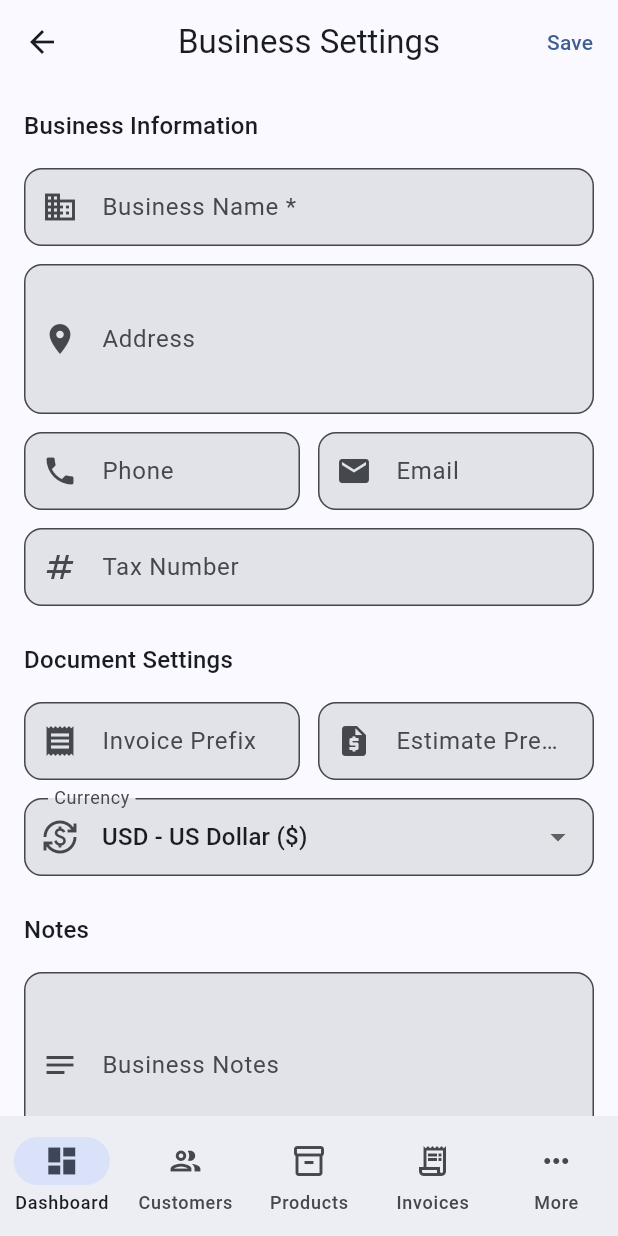
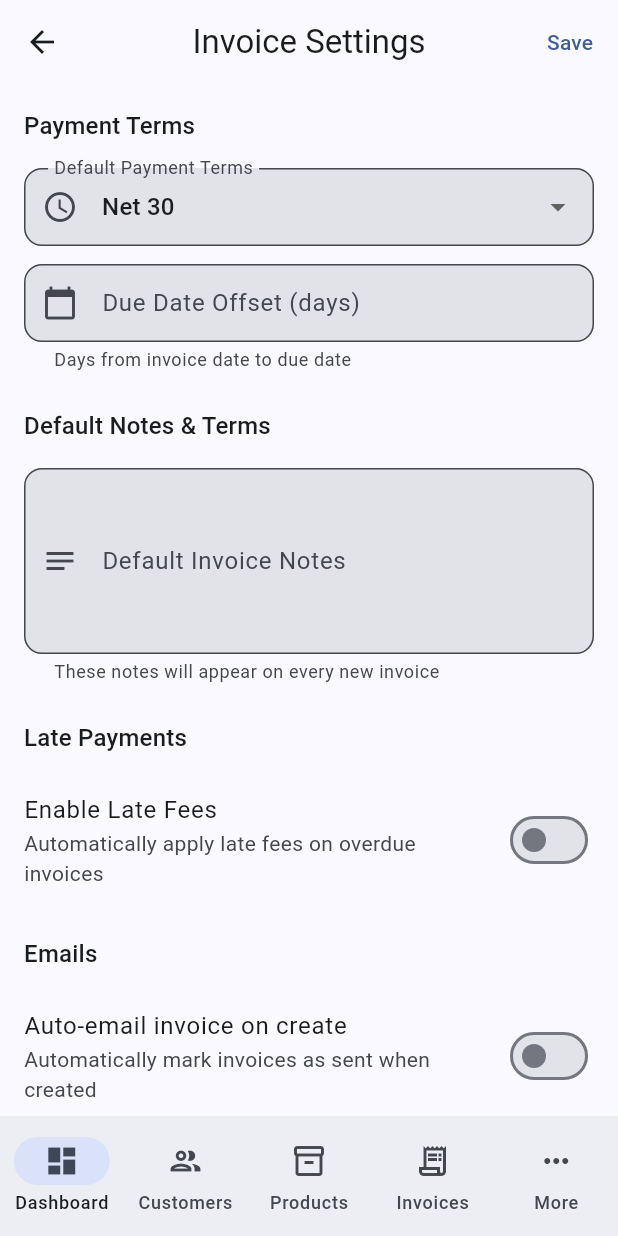
Before and after one commit to aimadnesscreation-lab/flutter-invoice, a Flutter app: the SettingsPage screen opened by its route, after a tap on "Invoice Settings", on a phone screen of 412 x 824 dp. Run offline on Flutter 3.47's test engine with Material 3 defaults, Android fonts, the phone set to English and light mode, and no system bars; our stand-ins replace drift, file_picker, fl_chart, flutter_riverpod, flutter_secure_storage, get_it and 5 more; missing offline and left inert: mobile_scanner, sqlcipher_flutter_libs, sqlite3; accounts and stored records are empty; generated files the repository leaves out were written again; statements that could not run were skipped.

Commit message:
Add Invoice Settings page with dedicated route, fix settings navigation bug (was pointing to /settings/business)

```diff
--- a/lib/core/di/providers.dart
+++ b/lib/core/di/providers.dart
@@ -19,6 +19,7 @@ import 'package:invoice_pro/domain/repositories/supplier_repository.dart';
 import 'package:invoice_pro/domain/repositories/tax_rate_repository.dart';
 import 'package:invoice_pro/domain/repositories/currency_repository.dart';
 import 'package:invoice_pro/domain/repositories/credit_note_repository.dart';
+import 'package:invoice_pro/domain/repositories/settings_repository.dart';
 import 'package:invoice_pro/services/security_service.dart';
 
 // Repository providers
@@ -33,6 +34,7 @@ final supplierRepositoryProvider = Provider<SupplierRepository>((ref) => sl());
 final taxRateRepositoryProvider = Provider<TaxRateRepository>((ref) => sl());
 final currencyRepositoryProvider = Provider<CurrencyRepository>((ref) => sl());
 final creditNoteRepositoryProvider = Provider<CreditNoteRepository>((ref) => sl());
+final settingsRepositoryProvider = Provider<SettingsRepository>((ref) => sl());
 
 // Service providers
 final securityServiceProvider = Provider<SecurityService>((ref) => sl());
--- a/lib/core/router/app_router.dart
+++ b/lib/core/router/app_router.dart
@@ -19,6 +19,7 @@ import 'package:invoice_pro/presentation/pages/settings/business_settings_page.d
 import 'package:invoice_pro/presentation/pages/settings/security_settings_page.dart';
 import 'package:invoice_pro/presentation/pages/settings/tax_rates_page.dart';
 import 'package:invoice_pro/presentation/pages/settings/currencies_page.dart';
+import 'package:invoice_pro/presentation/pages/settings/invoice_settings_page.dart';
 import 'package:invoice_pro/presentation/pages/search/search_page.dart';
 import 'package:invoice_pro/presentation/pages/backup/backup_page.dart';
 import 'package:invoice_pro/presentation/pages/credit_notes/credit_notes_page.dart';
@@ -163,6 +164,11 @@ final appRouter = GoRouter(
               name: 'settingsCurrencies',
               builder: (context, state) => const CurrenciesPage(),
             ),
+            GoRoute(
+              path: 'invoices',
+              name: 'settingsInvoices',
+              builder: (context, state) => const InvoiceSettingsPage(),
+            ),
           ],
         ),
         GoRoute(
--- /dev/null
+++ b/lib/presentation/pages/settings/invoice_settings_page.dart
@@ -0,0 +1,247 @@
+import 'package:flutter/material.dart';
+import 'package:flutter_riverpod/flutter_riverpod.dart';
+import 'package:invoice_pro/core/di/providers.dart';
+
+class InvoiceSettingsPage extends ConsumerStatefulWidget {
+  const InvoiceSettingsPage({super.key});
+
+  @override
+  ConsumerState<InvoiceSettingsPage> createState() => _InvoiceSettingsPageState();
+}
+
+class _InvoiceSettingsPageState extends ConsumerState<InvoiceSettingsPage> {
+  final _termsController = TextEditingController();
+  final _dueDateController = TextEditingController();
+  final _lateFeeController = TextEditingController();
+  final _reminderController = TextEditingController();
+  bool _isLoading = true;
+  bool _isSaving = false;
+
+  // Settings keys
+  static const String _keyPaymentTerms = 'invoice_payment_terms';
+  static const String _keyDueDateOffset = 'invoice_due_date_offset';
+  static const String _keyDefaultNotes = 'invoice_default_notes';
+  static const String _keyLateFeePercent = 'invoice_late_fee_percent';
+  static const String _keyReminderDays = 'invoice_reminder_days';
+  static const String _keyAutoEmail = 'invoice_auto_email';
+
+  String _selectedPaymentTerms = 'net_30';
+  int _dueDateOffset = 30;
+  bool _autoEmailOnCreate = false;
+  bool _enableLateFees = false;
+  final List<Map<String, String>> _paymentTermsOptions = [
+    {'value': 'due_on_receipt', 'label': 'Due on Receipt'},
+    {'value': 'net_15', 'label': 'Net 15'},
+    {'value': 'net_30', 'label': 'Net 30'},
+    {'value': 'net_45', 'label': 'Net 45'},
+    {'value': 'net_60', 'label': 'Net 60'},
+    {'value': 'net_90', 'label': 'Net 90'},
+  ];
+
+  @override
+  void initState() {
+    super.initState();
+    _loadSettings();
+  }
+
+  Future<void> _loadSettings() async {
+    final repo = ref.read(settingsRepositoryProvider);
+    try {
+      final paymentTerms = await repo.getSetting(_keyPaymentTerms) ?? 'net_30';
+      final dueDateOffset = await repo.getSetting(_keyDueDateOffset) ?? '30';
+      final defaultNotes = await repo.getSetting(_keyDefaultNotes) ?? '';
+      final lateFeePercent = await repo.getSetting(_keyLateFeePercent) ?? '0';
+      final reminderDays = await repo.getSetting(_keyReminderDays) ?? '3';
+      final autoEmail = await repo.getSetting(_keyAutoEmail) ?? 'false';
+
+      setState(() {
+        _selectedPaymentTerms = paymentTerms;
+        _dueDateOffset = int.tryParse(dueDateOffset) ?? 30;
+        _dueDateController.text = _dueDateOffset.toString();
+        _termsController.text = defaultNotes;
+        _lateFeeController.text = lateFeePercent;
+        _reminderController.text = reminderDays;
+        _autoEmailOnCreate = autoEmail == 'true';
+        _enableLateFees = lateFeePercent != '0' && lateFeePercent.isNotEmpty;
+        _isLoading = false;
+      });
+    } catch (_) {
+      setState(() => _isLoading = false);
+    }
+  }
+
+  @override
+  void dispose() {
+    _termsController.dispose();
+    _dueDateController.dispose();
+    _lateFeeController.dispose();
+    _reminderController.dispose();
+    super.dispose();
+  }
+
+  @override
+  Widget build(BuildContext context) {
+    if (_isLoading) {
+      return const Scaffold(body: Center(child: CircularProgressIndicator()));
+    }
+
+    return Scaffold(
+      appBar: AppBar(
+        title: const Text('Invoice Settings'),
+        actions: [
+          TextButton(
+            onPressed: _isSaving ? null : _saveSettings,
+            child: const Text('Save'),
+          ),
+        ],
+      ),
+      body: SingleChildScrollView(
+        padding: const EdgeInsets.all(16),
+        child: Column(
+          crossAxisAlignment: CrossAxisAlignment.start,
+          children: [
+            Text('Payment Terms', style: Theme.of(context).textTheme.titleMedium),
+            const SizedBox(height: 16),
+            DropdownButtonFormField<String>(
+              // ignore: deprecated_member_use - value: needed for dynamic updates after load
+              value: _selectedPaymentTerms,
+              decoration: const InputDecoration(
+                labelText: 'Default Payment Terms',
+                prefixIcon: Icon(Icons.schedule),
+              ),
+              items: _paymentTermsOptions
+                  .map((opt) => DropdownMenuItem(
+                        value: opt['value'],
+                        child: Text(opt['label']!),
+                      ))
+                  .toList(          ),
+              onChanged: (v) {
+                if (v != null) {
+                  int newOffset;
+                  if (v == 'due_on_receipt') {
+                    newOffset = 0;
+                  } else if (v == 'net_15') {
+                    newOffset = 15;
+                  } else if (v == 'net_45') {
+                    newOffset = 45;
+                  } else if (v == 'net_60') {
+                    newOffset = 60;
+                  } else if (v == 'net_90') {
+                    newOffset = 90;
+                  } else {
+                    newOffset = 30;
+                  }
+                  setState(() {
+                    _selectedPaymentTerms = v;
+                    _dueDateOffset = newOffset;
+                    _dueDateController.text = newOffset.toString();
+                  });
+                }
+              },
+            ),
+            const SizedBox(height: 12),
+            TextFormField(
+              controller: _dueDateController,
+              decoration: const InputDecoration(
+                labelText: 'Due Date Offset (days)',
+                prefixIcon: Icon(Icons.calendar_today),
+                helperText: 'Days from invoice date to due date',
+              ),
+              keyboardType: TextInputType.number,
+              onChanged: (v) => _dueDateOffset = int.tryParse(v) ?? 30,
+            ),
+            const SizedBox(height: 24),
+
+            Text('Default Notes & Terms', style: Theme.of(context).textTheme.titleMedium),
+            const SizedBox(height: 16),
+            TextFormField(
+              controller: _termsController,
+              decoration: const InputDecoration(
+                labelText: 'Default Invoice Notes',
+                prefixIcon: Icon(Icons.notes),
+                helperText: 'These notes will appear on every new invoice',
+              ),
+              maxLines: 4,
+            ),
+            const SizedBox(height: 24),
+
+            Text('Late Payments', style: Theme.of(context).textTheme.titleMedium),
+            const SizedBox(height: 16),
+            SwitchListTile(
+              title: const Text('Enable Late Fees'),
+              subtitle: const Text('Automatically apply late fees on overdue invoices'),
+              value: _enableLateFees,
+              onChanged: (v) => setState(() => _enableLateFees = v),
+              contentPadding: EdgeInsets.zero,
+            ),
+            if (_enableLateFees) ...[
+              const SizedBox(height: 12),
+              TextFormField(
+                controller: _lateFeeController,
+                decoration: const InputDecoration(
+                  labelText: 'Late Fee (%)',
+                  prefixIcon: Icon(Icons.percent),
+                ),
+                keyboardType: TextInputType.number,
+              ),
+              const SizedBox(height: 12),
+              TextFormField(
+                controller: _reminderController,
+                decoration: const InputDecoration(
+                  labelText: 'Reminder (days after due date)',
+                  prefixIcon: Icon(Icons.notifications),
+                ),
+                keyboardType: TextInputType.number,
+              ),
+            ],
+            const SizedBox(height: 24),
+
+            Text('Emails', style: Theme.of(context).textTheme.titleMedium),
+            const SizedBox(height: 16),
+            SwitchListTile(
+              title: const Text('Auto-email invoice on create'),
+              subtitle: const Text('Automatically mark invoices as sent when created'),
+              value: _autoEmailOnCreate,
+              onChanged: (v) => setState(() => _autoEmailOnCreate = v),
+              contentPadding: EdgeInsets.zero,
+            ),
+          ],
+        ),
+      ),
+    );
+  }
+
+  Future<void> _saveSettings() async {
+    setState(() => _isSaving = true);
+    try {
+      final repo = ref.read(settingsRepositoryProvider);
+      await repo.setSetting(_keyPaymentTerms, _selectedPaymentTerms);
+      await repo.setSetting(_keyDueDateOffset, _dueDateOffset.toString());
+      await repo.setSetting(_keyDefaultNotes, _termsController.text.trim());
+      await repo.setSetting(
+        _keyLateFeePercent,
+        _enableLateFees ? (_lateFeeController.text.trim().isEmpty ? '0' : _lateFeeController.text.trim()) : '0',
+      );
+      await repo.setSetting(
+        _keyReminderDays,
+        _enableLateFees ? (_reminderController.text.trim().isEmpty ? '3' : _reminderController.text.trim()) : '3',
+      );
+      await repo.setSetting(_keyAutoEmail, _autoEmailOnCreate.toString());
+
+      if (mounted) {
+        ScaffoldMessenger.of(context).showSnackBar(
+          const SnackBar(content: Text('Invoice settings saved')),
+        );
+        Navigator.pop(context);
+      }
+    } catch (e) {
+      if (mounted) {
+        ScaffoldMessenger.of(context).showSnackBar(
+          SnackBar(content: Text('Error saving: $e'), backgroundColor: Colors.red),
+        );
+      }
+    } finally {
+      setState(() => _isSaving = false);
+    }
+  }
+}
--- a/lib/presentation/pages/settings/settings_page.dart
+++ b/lib/presentation/pages/settings/settings_page.dart
@@ -43,7 +43,7 @@ class SettingsPage extends StatelessWidget {
             icon: Icons.receipt_long,
             title: 'Invoice Settings',
             subtitle: 'Set numbering, defaults and templates',
-            onTap: () => context.go('/settings/business'),
+            onTap: () => context.go('/settings/invoices'),
           ),
           _buildSettingTile(
             context,
```
